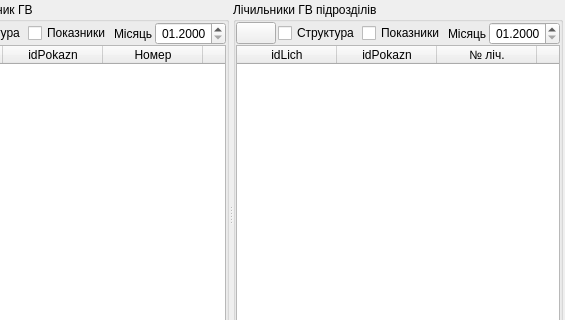
First picture: the form in tkeOrganizacii/tke_form_struct_GV_organiz.ui, repository utech/tke, before the edit; both pictures show x 337 to 902 and y 0 to 320 of the 902 by 456 pixel window.
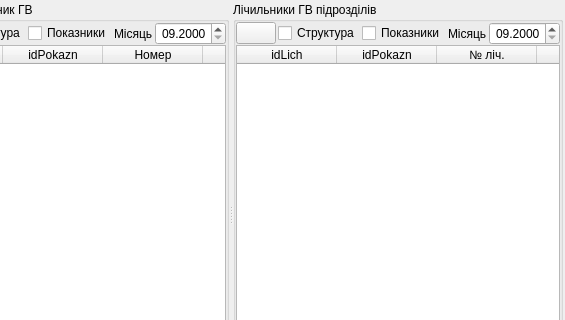
Second picture: the form after the edit. Icons and pictures are not drawn.

```diff
--- a/tkeOrganizacii/tke_form_struct_GV_organiz.ui
+++ b/tkeOrganizacii/tke_form_struct_GV_organiz.ui
@@ -244,6 +244,20 @@
            <property name="alignment">
             <set>Qt::AlignRight|Qt::AlignTrailing|Qt::AlignVCenter</set>
            </property>
+           <property name="maximumDate">
+            <date>
+             <year>2100</year>
+             <month>12</month>
+             <day>31</day>
+            </date>
+           </property>
+           <property name="minimumDate">
+            <date>
+             <year>2000</year>
+             <month>9</month>
+             <day>14</day>
+            </date>
+           </property>
            <property name="displayFormat">
             <string>MM.yyyy</string>
            </property>
@@ -482,6 +496,20 @@
            <property name="alignment">
             <set>Qt::AlignRight|Qt::AlignTrailing|Qt::AlignVCenter</set>
            </property>
+           <property name="maximumDate">
+            <date>
+             <year>2100</year>
+             <month>12</month>
+             <day>31</day>
+            </date>
+           </property>
+           <property name="minimumDate">
+            <date>
+             <year>2000</year>
+             <month>9</month>
+             <day>14</day>
+            </date>
+           </property>
            <property name="displayFormat">
             <string>MM.yyyy</string>
            </property>
```
